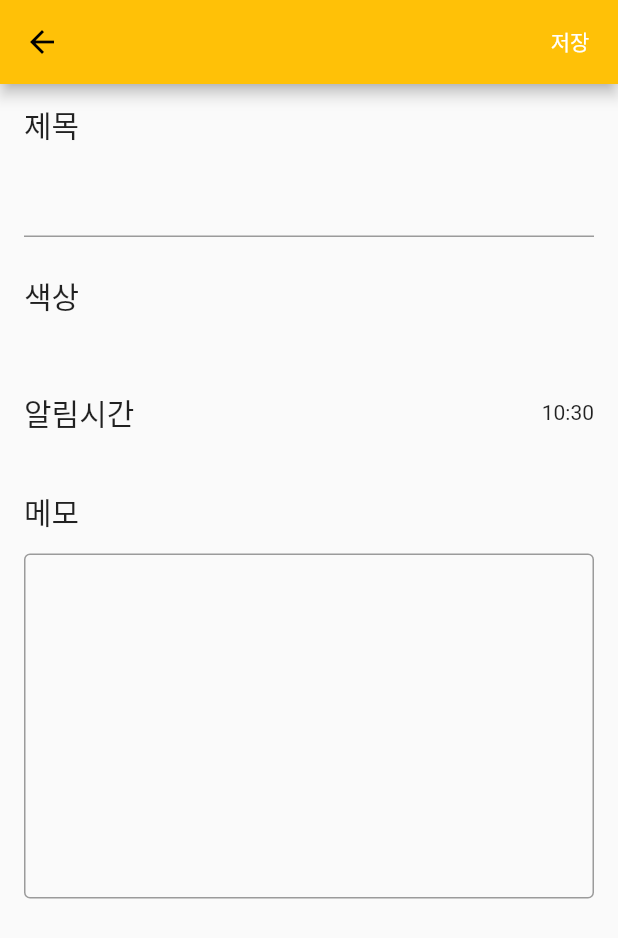
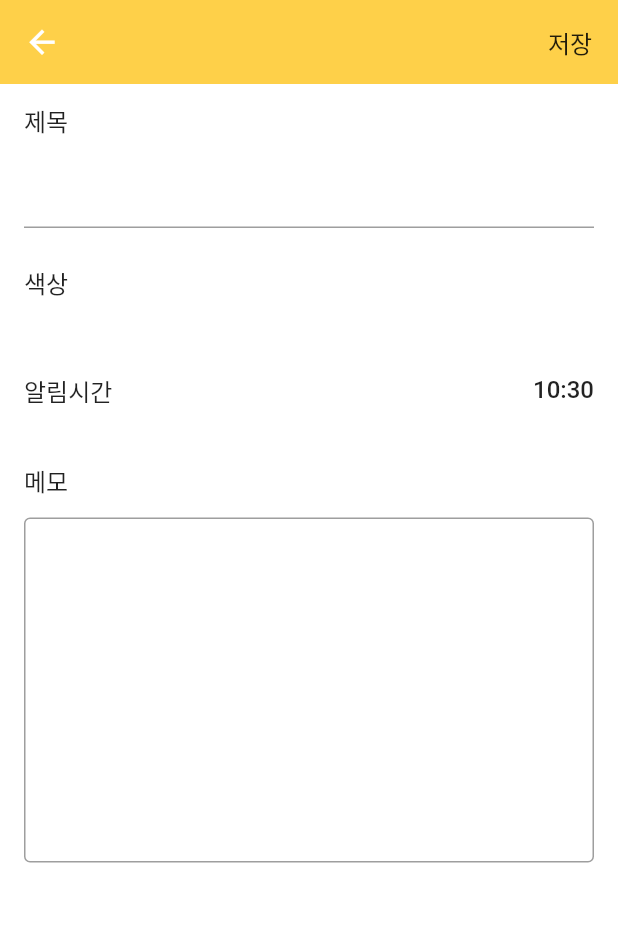
Before and after one commit to EunjoungAhn/todo_app, a Flutter app: the screen it shows after launch, after a tap on the "add" icon, on a phone screen of 412 x 824 dp. Shown: the top 938 px of the screen. Run offline on Flutter 3.47's test engine with Material 2 defaults, Android fonts, the phone set to English and light mode, and no system bars; our stand-ins replace flutter_local_notifications, flutter_native_timezone, permission_handler, sqflite, timezone; accounts and stored records are empty; Roboto replaces fonts that are missing (GmarketSansTTF).

Commit message:
폰트 및 themes 분류해서 작성, 스타일 수정

```diff
--- /dev/null
+++ b/lib/components/app_colors.dart
@@ -0,0 +1,22 @@
+import 'package:flutter/material.dart';
+
+class AppColors {
+  static const int _primaryColorValue = 0xFFFED049;
+  static const primaryColor = Color(_primaryColorValue);
+
+  static const MaterialColor primaryMeterialColor = MaterialColor(
+    _primaryColorValue,
+    <int, Color>{
+      50: Color(_primaryColorValue),
+      100: Color(_primaryColorValue),
+      200: Color(_primaryColorValue),
+      300: Color(_primaryColorValue),
+      400: Color(_primaryColorValue),
+      500: Color(_primaryColorValue),
+      600: Color(_primaryColorValue),
+      700: Color(_primaryColorValue),
+      800: Color(_primaryColorValue),
+      900: Color(_primaryColorValue),
+    },
+  );
+}
--- /dev/null
+++ b/lib/components/app_themes.dart
@@ -0,0 +1,64 @@
+import 'package:todo_app/components/app_colors.dart';
+import 'package:flutter/material.dart';
+
+class AppThemes {
+  //main의 ThemeData를 잘라서 따로 getter로 설정
+  static ThemeData get lightTheme => ThemeData(
+    primarySwatch: AppColors.primaryMeterialColor,
+    fontFamily: 'GmarketSansTTF',
+    scaffoldBackgroundColor: Colors.white,
+    splashColor: Colors.white,
+    textTheme: _textTheme, //_textTheme을 바라보게 설정
+    appBarTheme: _appBarTheme,
+    brightness: Brightness.light,
+    visualDensity: VisualDensity.adaptivePlatformDensity,
+  );
+
+//다크 테마 만들기
+  static ThemeData get darkTheme => ThemeData(
+    primarySwatch: AppColors.primaryMeterialColor,
+    fontFamily: 'GmarketSansTTF',
+    splashColor: Colors.white,
+    textTheme: _textTheme, //_textTheme을 바라보게 설정
+    brightness: Brightness.dark,
+    visualDensity: VisualDensity.adaptivePlatformDensity,
+  );
+
+// appBar 테마 만들기
+  static const AppBarTheme _appBarTheme = AppBarTheme(
+    backgroundColor: AppColors.primaryColor,
+    iconTheme: IconThemeData(
+      color: Colors.white,
+      size: 25,
+    ),
+    elevation: 0, //appBar 그림자 없애기
+  );
+
+  static const TextTheme _textTheme = TextTheme(
+    headline4: TextStyle(
+      fontSize: 32,
+      fontWeight: FontWeight.w400,
+    ),
+    subtitle1: TextStyle(
+      fontSize: 16,
+      fontWeight: FontWeight.w500,
+    ),
+    subtitle2: TextStyle(
+      fontSize: 16,
+      fontWeight: FontWeight.w400,
+    ),
+    bodyText1: TextStyle(
+      fontSize: 15,
+      fontWeight: FontWeight.w300,
+    ),
+    bodyText2: TextStyle(
+      fontSize: 14,
+      fontWeight: FontWeight.w300,
+    ),
+    button: TextStyle(
+      fontSize: 12,
+      fontWeight: FontWeight.w300,
+    ),
+  );
+
+}
--- a/lib/main.dart
+++ b/lib/main.dart
@@ -5,6 +5,7 @@ import 'package:todo_app/data/todo/util.dart';
 import 'package:todo_app/components/more_bottomsheet.dart';
 import 'package:todo_app/service/notification_service.dart';
 import 'package:todo_app/write.dart';
+import 'components/app_themes.dart';
 import 'data/todo/todo.dart';
 
 final notification = AppNotificationService();
@@ -25,10 +26,7 @@ class MyApp extends StatelessWidget {
   Widget build(BuildContext context) {
     return MaterialApp(
       title: 'Flutter Demo',
-      theme: ThemeData(
-        primarySwatch: Colors.amber,
-        fontFamily: 'GmarketSansTTF',
-      ),
+      theme: AppThemes.lightTheme,
       home: const MyHomePage(title: 'Flutter Demo Home Page'),
       // 기기의 폰트 사이즈에 의존하지 않게 설정
       builder: (context, child) => MediaQuery(
@@ -111,13 +109,14 @@ class _MyHomePageState extends State<MyHomePage> {
         items: const [
           BottomNavigationBarItem(
             icon: Icon(Icons.today_outlined),
-            label: "오늘"
+            label: "오늘",
           ),
           BottomNavigationBarItem(
             icon: Icon(Icons.assessment_outlined),
             label: "기록",
           ),
         ],
+        selectedLabelStyle: TextStyle(fontWeight: FontWeight.bold),
         currentIndex: selectIndex,
         onTap: (index) {
           // 항상 모든 리스트를 가져와라
@@ -145,7 +144,7 @@ class _MyHomePageState extends State<MyHomePage> {
       itemBuilder: (context, index) {
         if(index == 0){
           return Container(
-            child: Text("오늘하루", style: TextStyle(fontSize: 20, fontWeight: FontWeight.bold),),
+            child: Text("Continue", style: TextStyle(fontSize: 20, fontWeight: FontWeight.bold),),
             margin: EdgeInsets.symmetric(vertical: 12, horizontal: 20),
           );
         }else if(index == 1){
@@ -190,7 +189,7 @@ class _MyHomePageState extends State<MyHomePage> {
 
         else if(index == 2){
           return Container(
-            child: Text("완료된 하루", style: TextStyle(fontSize: 20, fontWeight: FontWeight.bold),),
+            child: Text("Check", style: TextStyle(fontSize: 20, fontWeight: FontWeight.bold),),
             margin: EdgeInsets.symmetric(vertical: 12, horizontal: 20),
           );
         }else if(index == 3){
@@ -286,17 +285,29 @@ class TodoCardWidget extends StatelessWidget {
       child: Column(
         crossAxisAlignment: CrossAxisAlignment.start,
         children: [
-          Text(t.time, style: TextStyle(fontSize: 18, color: Colors.white, fontWeight: FontWeight.bold),),
+          Row(
+            children: [
+              now == t.date ? Text("${time.month}월 ${time.day}일",
+                  style: TextStyle(color: Colors.black54, fontWeight: FontWeight.bold))
+              : Text("${time.month}월 ${time.day}일",
+                  style: TextStyle(color: Colors.black54, fontWeight: FontWeight.bold)
+              ),
+              SizedBox(width: 20,),
+              Text(t.time,
+                style: TextStyle(color: Colors.black54, fontWeight: FontWeight.bold),
+              ),
+            ],
+          ),
+          SizedBox(height: 5,),
           Row(
             mainAxisAlignment: MainAxisAlignment.spaceBetween,
             children: [
-              Text(t.title, style: TextStyle(fontSize: 18, color: Colors.white, fontWeight: FontWeight.bold),),
-              Text(t.done == 0 ? "미완료" : "완료", style: TextStyle(color: Colors.white),),
+              Text(t.title, style: TextStyle(fontSize: 18, color: Colors.black87, fontWeight: FontWeight.bold),),
+              Text(t.done == 0 ? "미완료" : "완료", style: Theme.of(context).textTheme.subtitle1,),
             ],
           ),
           Container(height: 8,),
-          Text(t.memo, style: TextStyle(color: Colors.white),),
-          now == t.date ? Container() : Text("${time.month}월 ${time.day}일", style: TextStyle(color: Colors.white),),
+          Text(t.memo, style: TextStyle(color: Colors.black45, fontWeight: FontWeight.bold),),
         ],
       ),
     );
--- a/lib/write.dart
+++ b/lib/write.dart
@@ -46,7 +46,7 @@ class TodoWritePageState extends State<TodoWritePage> {
       appBar: AppBar(
         actions: [
           TextButton(
-            child: Text("저장", style: TextStyle(color: Colors.white),),
+            child: Text("저장", style: Theme.of(context).textTheme.subtitle1,),
             onPressed: () async {
               // 페이지 저장시 사용
               widget.todo.title = nameController.text;
@@ -89,7 +89,7 @@ class TodoWritePageState extends State<TodoWritePage> {
           if(index == 0){
             return Container(
               margin: EdgeInsets.symmetric(vertical: 12, horizontal: 16),
-              child: Text("제목", style: TextStyle(fontSize: 20),),
+              child: Text("제목", style: Theme.of(context).textTheme.subtitle1,),
             );
           }
           else if(index == 1){
@@ -107,7 +107,7 @@ class TodoWritePageState extends State<TodoWritePage> {
                 child: Row(
                   mainAxisAlignment: MainAxisAlignment.spaceBetween,
                   children: [
-                    Text("색상", style: TextStyle(fontSize: 20),),
+                    Text("색상", style: Theme.of(context).textTheme.subtitle1,),
                     Container(
                       width: 20,
                       height: 20,
@@ -143,8 +143,8 @@ class TodoWritePageState extends State<TodoWritePage> {
                 child: Row(
                   mainAxisAlignment: MainAxisAlignment.spaceBetween,
                   children: [
-                    Text("알림시간", style: TextStyle(fontSize: 20)),
-                    Text(nowTime),
+                    Text("알림시간", style: Theme.of(context).textTheme.subtitle1),
+                    Text(nowTime, style: Theme.of(context).textTheme.subtitle1),
                   ],
                 ),
               ),
@@ -214,7 +214,7 @@ class TodoWritePageState extends State<TodoWritePage> {
           else if(index == 4){
             return Container(
               margin: EdgeInsets.symmetric(vertical: 12, horizontal: 16),
-                 child: Text("메모", style: TextStyle(fontSize: 20),),
+                 child: Text("메모", style: Theme.of(context).textTheme.subtitle1,),
             );
           }
           else if(index == 5){
```
